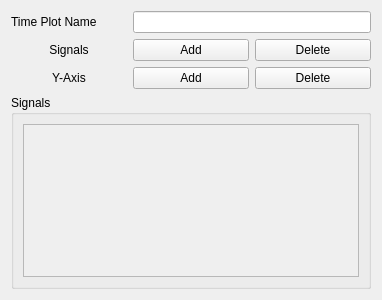
First picture: the form in Codes/TimePlotsEditMenu.ui, repository lisazacarias/PyStripTool, before the edit.
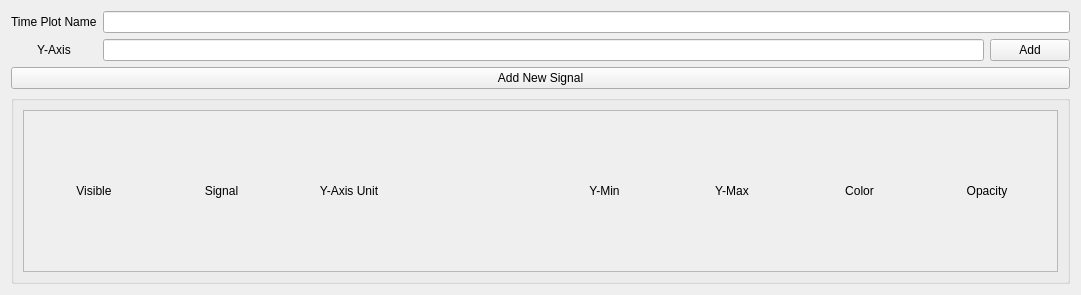
Second picture: the form after the edit.

Commit message: Connected the buttons in the time plot edit menu. Hopefully.

What changed in the file:
```diff
--- a/Codes/TimePlotsEditMenu.ui
+++ b/Codes/TimePlotsEditMenu.ui
@@ -6,14 +6,44 @@
    <rect>
     <x>0</x>
     <y>0</y>
-    <width>382</width>
-    <height>300</height>
+    <width>1081</width>
+    <height>295</height>
    </rect>
   </property>
   <property name="windowTitle">
    <string>Form</string>
   </property>
   <layout class="QGridLayout" name="gridLayout">
+   <item row="3" column="1" colspan="4">
+    <widget class="QPushButton" name="add_signal_button">
+     <property name="text">
+      <string>Add New Signal</string>
+     </property>
+    </widget>
+   </item>
+   <item row="0" column="2" colspan="3">
+    <widget class="QLineEdit" name="timeplot_name_edit"/>
+   </item>
+   <item row="2" column="3" colspan="2">
+    <widget class="QPushButton" name="add_yaxis_button">
+     <property name="text">
+      <string>Add</string>
+     </property>
+    </widget>
+   </item>
+   <item row="2" column="2">
+    <widget class="QLineEdit" name="yaxis_line_edit"/>
+   </item>
+   <item row="2" column="1">
+    <widget class="QLabel" name="yaxis_label">
+     <property name="text">
+      <string>Y-Axis</string>
+     </property>
+     <property name="alignment">
+      <set>Qt::AlignCenter</set>
+     </property>
+    </widget>
+   </item>
    <item row="0" column="1">
     <widget class="QLabel" name="timeplot_name_label">
      <property name="text">
@@ -21,13 +51,10 @@
      </property>
     </widget>
    </item>
-   <item row="0" column="2" colspan="2">
-    <widget class="QLineEdit" name="timeplot_name_edit"/>
-   </item>
-   <item row="3" column="1" colspan="3">
+   <item row="4" column="1" colspan="4">
     <widget class="QGroupBox" name="signals_groupbox">
      <property name="title">
-      <string>Signals</string>
+      <string/>
      </property>
      <layout class="QGridLayout" name="gridLayout_2">
       <item row="0" column="0">
@@ -40,13 +67,91 @@
           <rect>
            <x>0</x>
            <y>0</y>
-           <width>326</width>
-           <height>105</height>
+           <width>1025</width>
+           <height>119</height>
           </rect>
          </property>
          <layout class="QGridLayout" name="gridLayout_4">
-          <item row="0" column="0">
-           <layout class="QGridLayout" name="signals_scroll_layout"/>
+          <item row="1" column="0">
+           <layout class="QGridLayout" name="signals_scroll_layout">
+            <item row="0" column="1">
+             <widget class="QLabel" name="signal_label">
+              <property name="text">
+               <string>Signal</string>
+              </property>
+              <property name="alignment">
+               <set>Qt::AlignCenter</set>
+              </property>
+             </widget>
+            </item>
+            <item row="0" column="5">
+             <widget class="QLabel" name="y_max_label">
+              <property name="text">
+               <string>Y-Max</string>
+              </property>
+              <property name="alignment">
+               <set>Qt::AlignCenter</set>
+              </property>
+             </widget>
+            </item>
+            <item row="0" column="3">
+             <widget class="QLabel" name="label">
+              <property name="text">
+               <string/>
+              </property>
+             </widget>
+            </item>
+            <item row="0" column="0">
+             <widget class="QLabel" name="visible_label">
+              <property name="text">
+               <string>Visible</string>
+              </property>
+              <property name="alignment">
+               <set>Qt::AlignCenter</set>
+              </property>
+             </widget>
+            </item>
+            <item row="0" column="7">
+             <widget class="QLabel" name="opacity_label">
+              <property name="text">
+               <string>Opacity</string>
+              </property>
+              <property name="alignment">
+               <set>Qt::AlignCenter</set>
+              </property>
+             </widget>
+            </item>
+            <item row="0" column="6">
+             <widget class="QLabel" name="color_label">
+              <property name="text">
+               <string>Color</string>
+              </property>
+              <property name="alignment">
+               <set>Qt::AlignCenter</set>
+              </property>
+             </widget>
+            </item>
+            <item row="0" column="4">
+             <widget class="QLabel" name="y_min_label">
+              <property name="text">
+               <string>Y-Min</string>
+              </property>
+              <property name="alignment">
+               <set>Qt::AlignCenter</set>
+              </property>
+             </widget>
+            </item>
+            <item row="0" column="2">
+             <widget class="QLabel" name="y_axis_unit_label">
+              <property name="text">
+               <string>Y-Axis Unit</string>
+              </property>
+              <property name="alignment">
+               <set>Qt::AlignCenter</set>
+              </property>
+             </widget>
+            </item>
+           </layout>
           </item>
          </layout>
         </widget>
@@ -55,54 +160,6 @@
      </layout>
     </widget>
    </item>
-   <item row="1" column="3">
-    <widget class="QPushButton" name="delete_signal_button">
-     <property name="text">
-      <string>Delete</string>
-     </property>
-    </widget>
-   </item>
-   <item row="2" column="3">
-    <widget class="QPushButton" name="delete_yaxis_button">
-     <property name="text">
-      <string>Delete</string>
-     </property>
-    </widget>
-   </item>
-   <item row="2" column="2">
-    <widget class="QPushButton" name="add_yaxis_button">
-     <property name="text">
-      <string>Add</string>
-     </property>
-    </widget>
-   </item>
-   <item row="2" column="1">
-    <widget class="QLabel" name="yaxis_label">
-     <property name="text">
-      <string>Y-Axis</string>
-     </property>
-     <property name="alignment">
-      <set>Qt::AlignCenter</set>
-     </property>
-    </widget>
-   </item>
-   <item row="1" column="2">
-    <widget class="QPushButton" name="add_signal_button">
-     <property name="text">
-      <string>Add</string>
-     </property>
-    </widget>
-   </item>
-   <item row="1" column="1">
-    <widget class="QLabel" name="signal_label">
-     <property name="text">
-      <string>Signals</string>
-     </property>
-     <property name="alignment">
-      <set>Qt::AlignCenter</set>
-     </property>
-    </widget>
-   </item>
   </layout>
  </widget>
  <resources/>
```
The commit also changes 4 other files.
